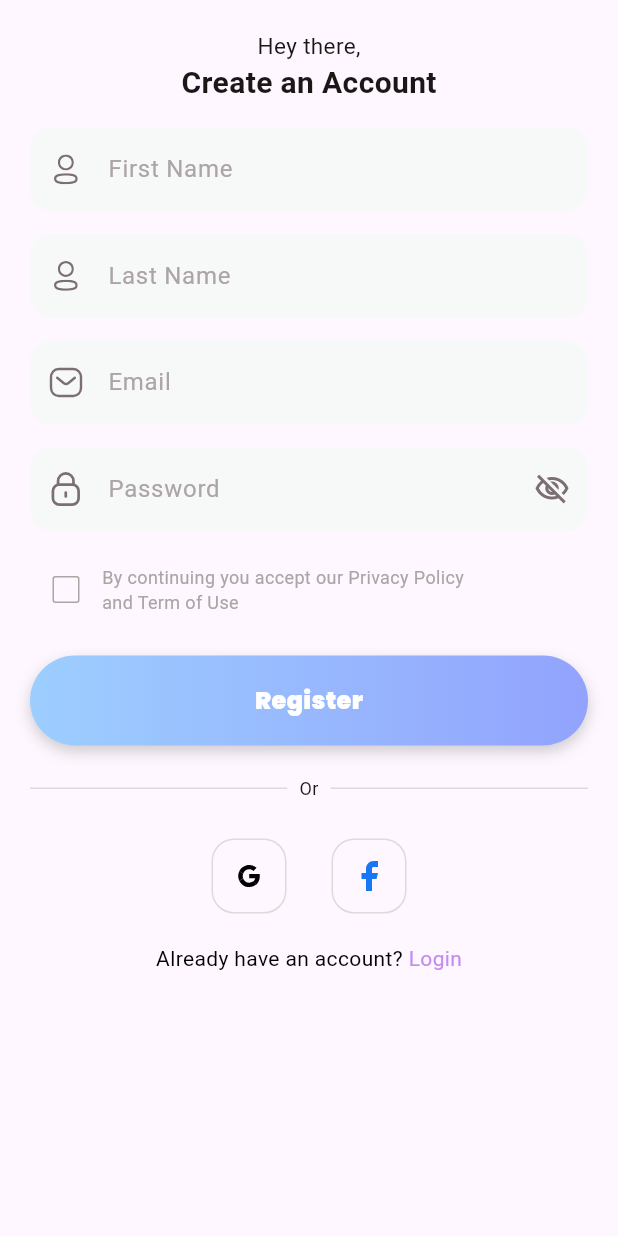
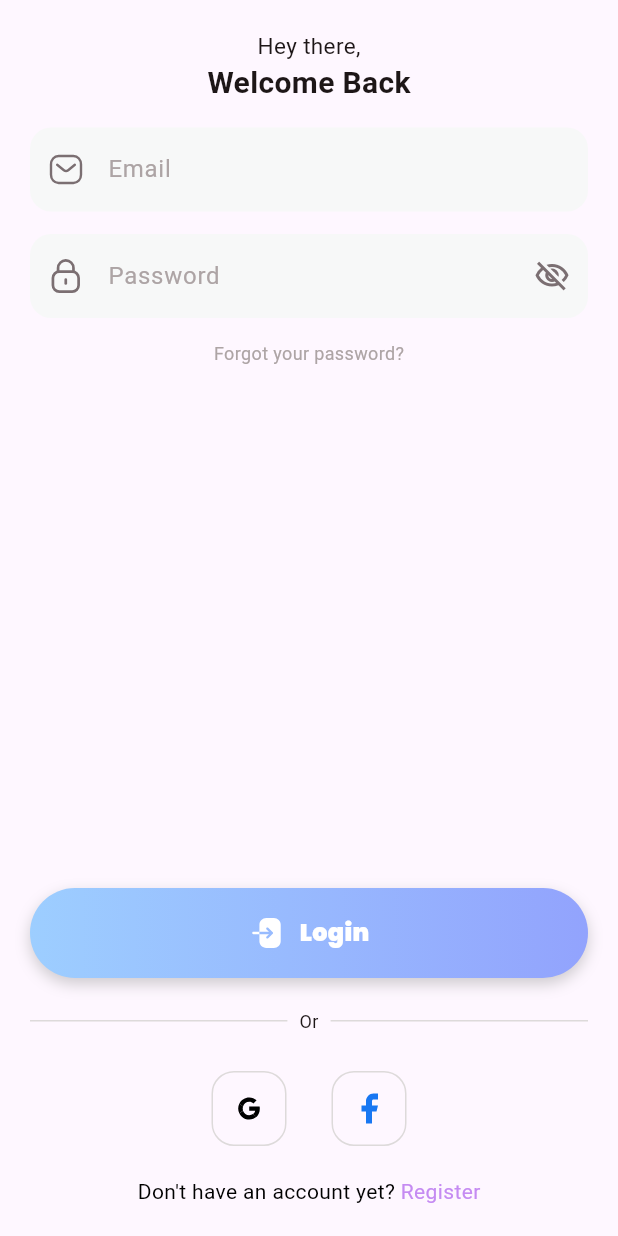
Before and after one commit to MGMSA6/Fitnest_X, a Flutter app: the screen it shows after launch, on a phone screen of 412 x 824 dp. Run offline on Flutter 3.47's test engine with Material 3 defaults, Android fonts, the light colour scheme and no system bars; our stand-ins replace flutter_svg.

Commit message:
Login Screen

```diff
--- a/lib/main.dart
+++ b/lib/main.dart
@@ -1,6 +1,8 @@
-import 'package:fitnest_x/pages/SignUp.dart';
+import 'package:fitnest_x/pages/Login.dart';
 import 'package:fitnest_x/pages/Onboarding.dart';
-import 'package:fitnest_x/pages/Login.dart';
+import 'package:fitnest_x/pages/SignUp1.dart';
+import 'package:fitnest_x/pages/Signup.dart';
+
 import 'package:fitnest_x/pages/Welcome.dart';
 import 'package:fitnest_x/pages/Welcome1.dart';
 import 'package:flutter/material.dart';
@@ -24,7 +26,8 @@ class FitnestX extends StatelessWidget {
         "/Welcome": (context) => const Welcome(),
         "/Welcome1": (context) => const Welcome1(),
         "/Walkthrough": (context) => const Onboarding(),
-        "/SignUp": (context) => const SignUp(),
+        "/SignUp": (context) => const Signup(),
+        "/SignUp1": (context) => const SignUp1(),
         "/Login": (context) => const Login()
       },
     );
--- a/lib/pages/Login.dart
+++ b/lib/pages/Login.dart
@@ -1,57 +1,53 @@
 import 'package:flutter/material.dart';
-import 'package:flutter_svg/svg.dart';
+import 'package:flutter_svg/flutter_svg.dart';
 
 class Login extends StatefulWidget {
-  const Login({super.key});
+  const Login({Key? key}) : super(key: key);
 
   @override
-  _LoginState createState() => _LoginState();
+  State<Login> createState() => _LoginState();
 }
 
 class _LoginState extends State<Login> {
-  bool isChecked = false;
-
   @override
   Widget build(BuildContext context) {
     return MaterialApp(
       debugShowCheckedModeBanner: false,
       home: Scaffold(
         body: SafeArea(
-          child: SingleChildScrollView(
           child: Padding(
-              padding: const EdgeInsets.symmetric(vertical: 20),
+            padding: EdgeInsets.symmetric(vertical: 20),
             child: Center(
               child: Column(
                 children: [
-                    const Text(
+                  Text(
                     "Hey there,",
                     style: TextStyle(fontSize: 15, color: Color(0xff1D1617)),
                   ),
-                    const Text(
-                      "Create an Account",
+                  Text(
+                    "Welcome Back",
                     style: TextStyle(
                         fontSize: 20,
                         fontWeight: FontWeight.w700,
                         color: Color(0xff1D1617)),
                   ),
-                    const SizedBox(
+                  SizedBox(
                     height: 15,
                   ),
                   Container(
-                      margin: const EdgeInsets.symmetric(horizontal: 20),
+                    margin: EdgeInsets.symmetric(horizontal: 20),
                     decoration: BoxDecoration(
-                        color: const Color(0xFFF7F8F8),
+                      color: Color(0xFFF7F8F8),
                       borderRadius: BorderRadius.circular(14),
                     ),
                     child: TextField(
                       decoration: InputDecoration(
-                            labelText: "First Name",
-                            labelStyle:
-                                const TextStyle(color: Color(0XFFADA4A5)),
+                          labelText: "Email",
+                          labelStyle: TextStyle(color: Color(0XFFADA4A5)),
                           prefixIcon: Padding(
-                              padding: const EdgeInsets.all(12.0),
+                            padding: EdgeInsets.all(12.0),
                             child: SvgPicture.asset(
-                                "assets/images/profile.svg",
+                              "assets/images/email.svg",
                             ),
                           ),
                           border: OutlineInputBorder(
@@ -63,44 +59,8 @@ class _LoginState extends State<Login> {
                           ),
                           enabledBorder: OutlineInputBorder(
                             borderRadius: BorderRadius.circular(14),
-                              borderSide: const BorderSide(
-                                  color: Colors.transparent, width: 0),
-                            )),
-                        onTap: () {},
-                      ),
-                    ),
-                    const SizedBox(
-                      width: 20,
-                      height: 15,
-                    ),
-                    Container(
-                      margin: const EdgeInsets.symmetric(horizontal: 20),
-                      decoration: BoxDecoration(
-                        color: const Color(0xFFF7F8F8),
-                        borderRadius: BorderRadius.circular(14),
-                      ),
-                      child: TextField(
-                        decoration: InputDecoration(
-                            labelText: "Last Name",
-                            labelStyle:
-                                const TextStyle(color: Color(0XFFADA4A5)),
-                            prefixIcon: Padding(
-                              padding: const EdgeInsets.all(12.0),
-                              child: SvgPicture.asset(
-                                "assets/images/profile.svg",
-                              ),
-                            ),
-                            border: OutlineInputBorder(
-                                borderRadius: BorderRadius.circular(14)),
-                            focusedBorder: OutlineInputBorder(
-                              borderRadius: BorderRadius.circular(14),
-                              borderSide: const BorderSide(
-                                  color: Colors.transparent, width: 0),
-                            ),
-                            enabledBorder: OutlineInputBorder(
-                              borderRadius: BorderRadius.circular(14),
-                              borderSide: const BorderSide(
-                                  color: Colors.transparent, width: 0),
+                            borderSide:
+                                BorderSide(color: Colors.transparent, width: 0),
                           )),
                       onTap: () {},
                     ),
@@ -116,43 +76,8 @@ class _LoginState extends State<Login> {
                     ),
                     child: TextField(
                       decoration: InputDecoration(
-                            labelText: "Email",
-                            labelStyle:
-                                const TextStyle(color: Color(0XFFADA4A5)),
-                            prefixIcon: Padding(
-                              padding: const EdgeInsets.all(12.0),
-                              child:
-                                  SvgPicture.asset("assets/images/email.svg"),
-                            ),
-                            border: OutlineInputBorder(
-                                borderRadius: BorderRadius.circular(14)),
-                            focusedBorder: OutlineInputBorder(
-                              borderRadius: BorderRadius.circular(14),
-                              borderSide: const BorderSide(
-                                  color: Colors.transparent, width: 0),
-                            ),
-                            enabledBorder: OutlineInputBorder(
-                              borderRadius: BorderRadius.circular(14),
-                              borderSide: const BorderSide(
-                                  color: Colors.transparent, width: 0),
-                            )),
-                        onTap: () {},
-                      ),
-                    ),
-                    const SizedBox(
-                      height: 15,
-                    ),
-                    Container(
-                      margin: const EdgeInsets.symmetric(horizontal: 20),
-                      decoration: BoxDecoration(
-                        color: Color(0xFFF7F8F8),
-                        borderRadius: BorderRadius.circular(14),
-                      ),
-                      child: TextField(
-                        decoration: InputDecoration(
                           labelText: "Password",
-                            labelStyle:
-                                const TextStyle(color: Color(0XFFADA4A5)),
+                          labelStyle: const TextStyle(color: Color(0XFFADA4A5)),
                           prefixIcon: Padding(
                             padding: const EdgeInsets.all(12.0),
                             child: SvgPicture.asset("assets/images/lock.svg"),
@@ -179,37 +104,15 @@ class _LoginState extends State<Login> {
                   const SizedBox(
                     height: 15,
                   ),
-                    Padding(
-                      padding: const EdgeInsets.symmetric(horizontal: 20),
-                      child: Row(
+                  Text(
+                    "Forgot your password?",
+                    style: TextStyle(fontSize: 12, color: Color(0xffADA4A5)),
+                  ),
+                  Expanded(
+                    child: Container(),
+                  ),
+                  Column(
                     children: [
-                          Checkbox(
-                              fillColor:
-                                  MaterialStateProperty.resolveWith((states) {
-                                if (states.contains(MaterialState.selected)) {
-                                  return Colors.black;
-                                }
-                                return null;
-                              }),
-                              checkColor: Colors.white,
-                              side: BorderSide(color: Color(0XFFADA4A5)),
-                              value: isChecked,
-                              onChanged: (bool? value) {
-                                setState(() {
-                                  isChecked = value!;
-                                });
-                              }),
-                          const Text(
-                            "By continuing you accept our Privacy Policy\nand Term of Use",
-                            style: TextStyle(
-                                color: Color(0XFFADA4A5), fontSize: 12),
-                          )
-                        ],
-                      ),
-                    ),
-                    const SizedBox(
-                      height: 20,
-                    ),
                       Container(
                         margin: const EdgeInsets.symmetric(horizontal: 20),
                         decoration: BoxDecoration(
@@ -232,15 +135,22 @@ class _LoginState extends State<Login> {
                           child: InkWell(
                             borderRadius: BorderRadius.circular(99),
                             onTap: () {
-                            print("clicked");
+                              // Navigator.push(
+                              //     context,
+                              //     MaterialPageRoute(
+                              //         builder: (context) => SignUp()));
                             },
-                          child: const SizedBox(
+                            child: SizedBox(
                               height: 60,
                               child: Row(
                                 mainAxisAlignment: MainAxisAlignment.center,
                                 children: [
+                                  SvgPicture.asset("assets/images/login1.svg"),
+                                  SizedBox(
+                                    width: 10,
+                                  ),
                                   Text(
-                                  "Register",
+                                    "Login",
                                     style: TextStyle(
                                         fontSize: 16,
                                         fontWeight: FontWeight.w700,
@@ -341,8 +251,8 @@ class _LoginState extends State<Login> {
                       Row(
                         mainAxisAlignment: MainAxisAlignment.center,
                         children: [
-                        Text(
-                          "Already have an account? ",
+                          const Text(
+                            "Don't have an account yet? ",
                             style: TextStyle(
                               color: Colors.black,
                               fontSize: 14,
@@ -352,7 +262,7 @@ class _LoginState extends State<Login> {
                             child: InkWell(
                               onTap: () {},
                               borderRadius: BorderRadius.circular(8),
-                            child: Text("Login",
+                              child: const Text("Register",
                                   style: TextStyle(
                                     color: Color(0XFFC58BF2),
                                     fontSize: 14,
@@ -362,7 +272,8 @@ class _LoginState extends State<Login> {
                         ],
                       )
                     ],
-                ),
+                  )
+                ],
               ),
             ),
           ),
--- a/lib/pages/SignUp.dart
+++ b/lib/pages/SignUp1.dart
@@ -2,14 +2,16 @@ import 'package:flutter/material.dart';
 import 'package:flutter/services.dart';
 import 'package:flutter_svg/flutter_svg.dart';
 
-class SignUp extends StatefulWidget {
-  const SignUp({Key? key}) : super(key: key);
+import 'Signup.dart';
+
+class SignUp1 extends StatefulWidget {
+  const SignUp1({Key? key}) : super(key: key);
 
   @override
-  _SignUpState createState() => _SignUpState();
+  _SignUp1State createState() => _SignUp1State();
 }
 
-class _SignUpState extends State<SignUp> {
+class _SignUp1State extends State<SignUp1> {
   final TextEditingController _dateController = TextEditingController();
 
   @override
@@ -305,9 +307,7 @@ class _SignUpState extends State<SignUp> {
                         color: Colors.transparent,
                         child: InkWell(
                           borderRadius: BorderRadius.circular(99),
-                          onTap: () {
-                            print("clicked");
-                          },
+                          onTap: () {},
                           child: const SizedBox(
                             height: 60,
                             child: Row(
```
Also changed, not shown: lib/pages/Signup.dart (added, +377 -0 lines), assets/images/login1.svg (added). Lines whose indentation alone changed are shown as unchanged.
